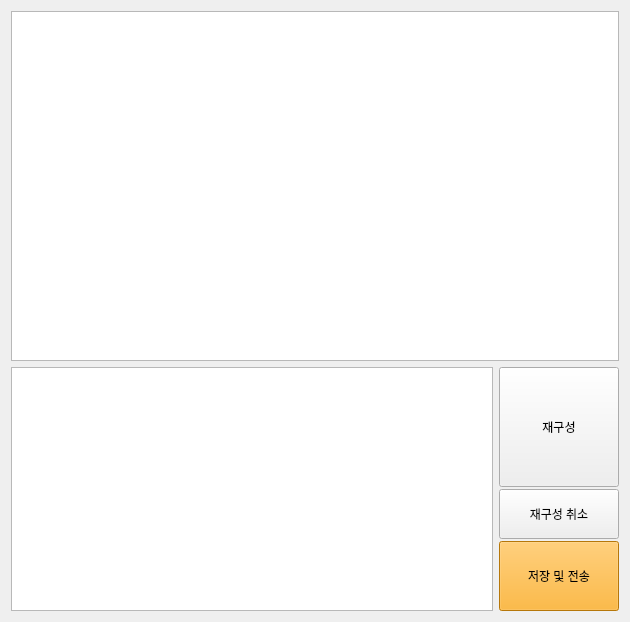
This is Project/src/imaging/ImagingSW/imagingmanager.ui in AndaCondaa/Dental_Imaging_SW_System as Qt 5 draws it before an edit. The edited form follows.
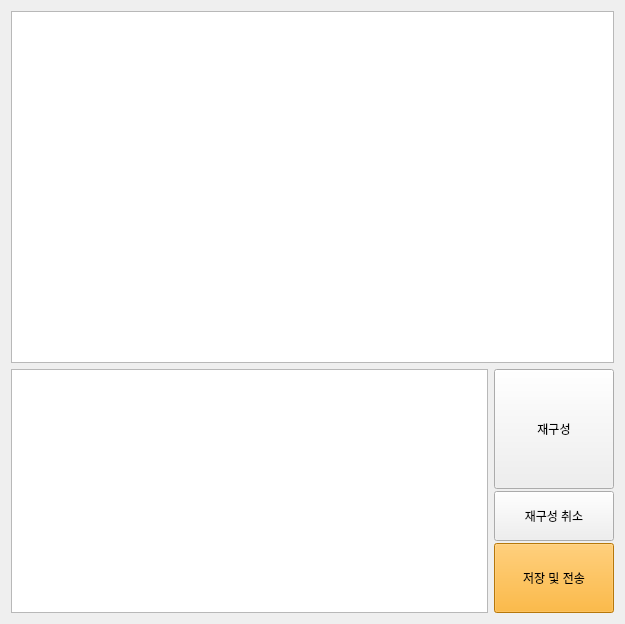
This is the edited form.

Diff of the .ui file:
```diff
--- a/Project/src/imaging/ImagingSW/imagingmanager.ui
+++ b/Project/src/imaging/ImagingSW/imagingmanager.ui
@@ -6,8 +6,8 @@
    <rect>
     <x>0</x>
     <y>0</y>
-    <width>630</width>
-    <height>621</height>
+    <width>625</width>
+    <height>624</height>
    </rect>
   </property>
   <property name="windowTitle">
@@ -30,7 +30,14 @@
    <item>
     <layout class="QHBoxLayout" name="horizontalLayout_2">
      <item>
-      <widget class="QGraphicsView" name="frameView"/>
+      <widget class="QGraphicsView" name="frameView">
+       <property name="sizePolicy">
+        <sizepolicy hsizetype="Expanding" vsizetype="Preferred">
+         <horstretch>0</horstretch>
+         <verstretch>0</verstretch>
+        </sizepolicy>
+       </property>
+      </widget>
      </item>
      <item>
       <layout class="QHBoxLayout" name="horizontalLayout">
```
